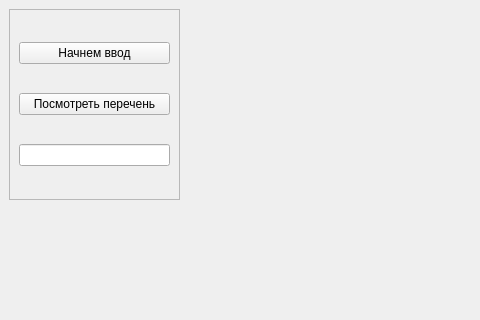
This is mainwin.ui in Galt12/pyqt6learn as Qt 5 draws it before an edit; both pictures show x 0 to 480 and y 0 to 320 of the 1125 by 893 pixel window. The edited form follows.
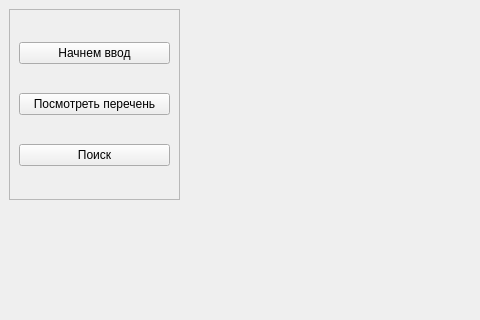
This is the edited form.

Patch:
```diff
--- a/mainwin.ui
+++ b/mainwin.ui
@@ -45,7 +45,11 @@
       </widget>
      </item>
      <item>
-      <widget class="QLineEdit" name="lineEdit"/>
+      <widget class="QPushButton" name="pushButton3">
+       <property name="text">
+        <string>Поиск</string>
+       </property>
+      </widget>
      </item>
     </layout>
    </widget>
```
